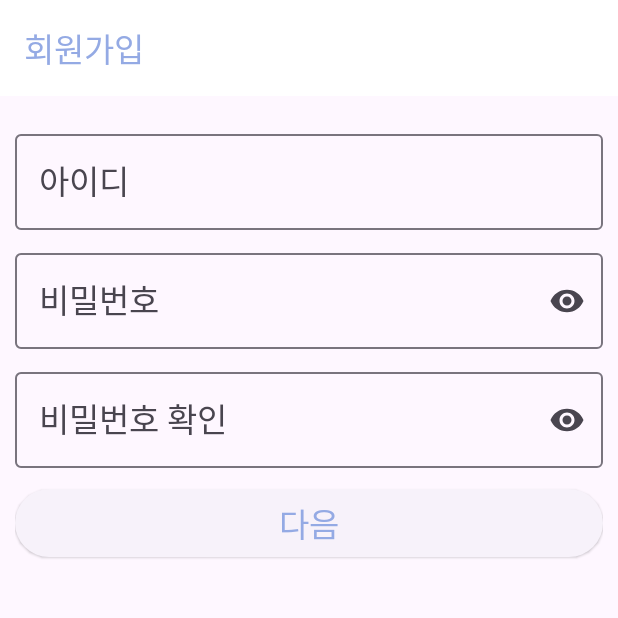
After one commit to Jbrochan/project-board, an Android app: the fragment JoinFragment placed in its activity, on a phone screen of 412 x 824 dp, the top half of it. The commit adds this screen. Run offline under Robolectric (Android 15) with nearby library versions, the phone set to English and light mode, and no system bars.

Commit message:
feat: 회원가입 화면 구현
- 로그인 화면에서 회원가입 버튼을 누를 경우, 회원가입 화면으로 이동하도록 구현
- 기본적인 회원가입 화면 UI 구현

```diff
--- /dev/null
+++ b/BoardApp/app/src/main/java/com/example/boardapp/JoinFragment.kt
@@ -0,0 +1,30 @@
+package com.example.boardapp
+
+import android.os.Bundle
+import androidx.fragment.app.Fragment
+import android.view.LayoutInflater
+import android.view.View
+import android.view.ViewGroup
+import com.example.boardapp.databinding.FragmentJoinBinding
+
+class JoinFragment : Fragment() {
+    lateinit var fragmentJoinBinding: FragmentJoinBinding
+    lateinit var mainActivity: MainActivity
+
+    override fun onCreateView(
+        inflater: LayoutInflater, container: ViewGroup?,
+        savedInstanceState: Bundle?
+    ): View? {
+        fragmentJoinBinding = FragmentJoinBinding.inflate(layoutInflater)
+        mainActivity = activity as MainActivity
+
+        fragmentJoinBinding.run{
+            toolbarJoin.run{
+                title = "회원가입"
+            }
+        }
+
+        // Inflate the layout for this fragment
+        return fragmentJoinBinding.root
+    }
+}
--- a/BoardApp/app/src/main/java/com/example/boardapp/LoginFragment.kt
+++ b/BoardApp/app/src/main/java/com/example/boardapp/LoginFragment.kt
@@ -22,6 +22,13 @@ class LoginFragment : Fragment() {
             toolbarLogin.run{
                 title = "로그인"
             }
+
+            buttonLoginJoin.run{
+                setOnClickListener {
+                    // 회원가입 화면으로 이동
+                    mainActivity.replaceFragment("JoinFragment", true, null)
+                }
+            }
         }
 
         return fragmentLoginBinding.root
--- a/BoardApp/app/src/main/java/com/example/boardapp/MainActivity.kt
+++ b/BoardApp/app/src/main/java/com/example/boardapp/MainActivity.kt
@@ -12,6 +12,7 @@ class MainActivity : AppCompatActivity() {
 
     companion object{
         val LOGIN_FRAGMENT = "LoginFragment"
+        val JOIN_FRAGMENT = "JoinFragment"
     }
     override fun onCreate(savedInstanceState: Bundle?) {
         super.onCreate(savedInstanceState)
@@ -39,6 +40,7 @@ class MainActivity : AppCompatActivity() {
         // 새로운 Fragment를 담을 변수
         newFragment = when(name){
             LOGIN_FRAGMENT -> LoginFragment()
+            JOIN_FRAGMENT -> JoinFragment()
             else -> Fragment()
         }
 
--- /dev/null
+++ b/BoardApp/app/src/main/res/layout/fragment_join.xml
@@ -0,0 +1,86 @@
+<?xml version="1.0" encoding="utf-8"?>
+<LinearLayout xmlns:android="http://schemas.android.com/apk/res/android"
+    xmlns:app="http://schemas.android.com/apk/res-auto"
+    xmlns:tools="http://schemas.android.com/tools"
+    android:layout_width="match_parent"
+    android:layout_height="match_parent"
+    android:orientation="vertical"
+    tools:context=".JoinFragment" >
+
+    <com.google.android.material.appbar.MaterialToolbar
+        android:id="@+id/toolbarJoin"
+        android:layout_width="match_parent"
+        android:layout_height="wrap_content"
+        android:background="?attr/colorPrimary"
+        android:minHeight="?attr/actionBarSize"
+        android:theme="@style/Theme.BoardApp.ToolBar" />
+
+    <ScrollView
+        android:layout_width="match_parent"
+        android:layout_height="match_parent">
+
+        <LinearLayout
+            android:layout_width="match_parent"
+            android:layout_height="wrap_content"
+            android:orientation="vertical"
+            android:padding="10dp">
+
+            <com.google.android.material.textfield.TextInputLayout
+                android:id="@+id/textInputLayoutJoinUserId"
+                android:layout_width="match_parent"
+                android:layout_height="wrap_content"
+                android:layout_marginTop="10dp"
+                app:endIconMode="clear_text">
+
+                <com.google.android.material.textfield.TextInputEditText
+                    android:id="@+id/textInputEditTextJoinUserId"
+                    android:layout_width="match_parent"
+                    android:layout_height="wrap_content"
+                    android:hint="@string/join_fragment_user_id"
+                    android:inputType="text|textPersonName"
+                    android:textAppearance="@style/TextAppearance.AppCompat.Large" />
+            </com.google.android.material.textfield.TextInputLayout>
+
+            <com.google.android.material.textfield.TextInputLayout
+                android:id="@+id/textInputLayoutJoinUserPw"
+                android:layout_width="match_parent"
+                android:layout_height="wrap_content"
+                android:layout_marginTop="10dp"
+                app:endIconMode="password_toggle">
+
+                <com.google.android.material.textfield.TextInputEditText
+                    android:id="@+id/textInputEditTextJoinUserPw"
+                    android:layout_width="match_parent"
+                    android:layout_height="wrap_content"
+                    android:hint="@string/join_fragment_user_pw"
+                    android:inputType="number|numberPassword"
+                    android:textAppearance="@style/TextAppearance.AppCompat.Large" />
+            </com.google.android.material.textfield.TextInputLayout>
+
+            <com.google.android.material.textfield.TextInputLayout
+                android:id="@+id/textInputLayoutJoinUserPw2"
+                android:layout_width="match_parent"
+                android:layout_height="wrap_content"
+                android:layout_marginTop="10dp"
+                app:endIconMode="password_toggle">
+
+                <com.google.android.material.textfield.TextInputEditText
+                    android:id="@+id/textInputEditTextJoinUserPw2"
+                    android:layout_width="match_parent"
+                    android:layout_height="wrap_content"
+                    android:hint="@string/join_fragment_user_pw2"
+                    android:inputType="number|numberPassword"
+                    android:textAppearance="@style/TextAppearance.AppCompat.Large" />
+            </com.google.android.material.textfield.TextInputLayout>
+
+            <Button
+                android:id="@+id/buttonJoinNext"
+                style="@style/Widget.Material3.Button.ElevatedButton"
+                android:layout_width="match_parent"
+                android:layout_height="wrap_content"
+                android:layout_marginTop="10dp"
+                android:text="@string/join_fragment_button_next"
+                android:textAppearance="@style/TextAppearance.AppCompat.Large" />
+        </LinearLayout>
+    </ScrollView>
+</LinearLayout>
--- a/BoardApp/app/src/main/res/values/strings.xml
+++ b/BoardApp/app/src/main/res/values/strings.xml
@@ -2,8 +2,14 @@
     <string name="app_name">BoardApp</string>
     <!-- TODO: Remove or change this placeholder text -->
     <string name="hello_blank_fragment">Hello blank fragment</string>
+
     <string name="login_fragment_user_id">아이디</string>
     <string name="login_fragment_user_pw">비밀번호</string>
     <string name="login_fragment_button_login">로그인</string>
     <string name="login_fragment_button_join">회원가입</string>
+
+    <string name="join_fragment_user_id">아이디</string>
+    <string name="join_fragment_user_pw">비밀번호</string>
+    <string name="join_fragment_user_pw2">비밀번호 확인</string>
+    <string name="join_fragment_button_next">다음</string>
 </resources>
```
